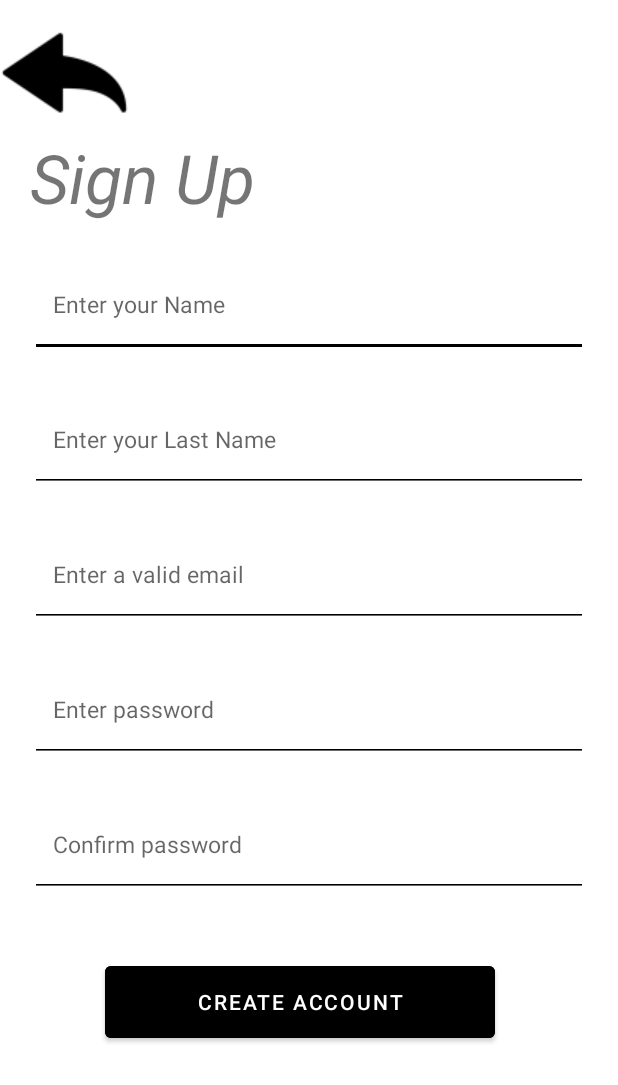
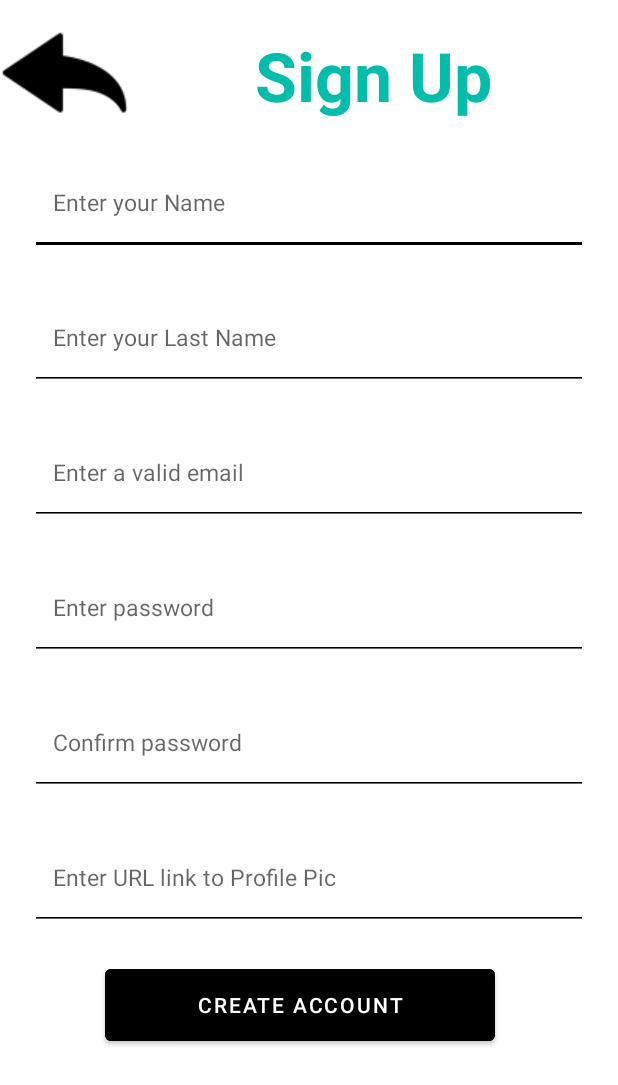
Before and after one commit to pcoderch/FinalProjectEvents, an Android app: the SignUpActivity screen opened directly, with no data from a screen before it, on a phone screen of 412 x 824 dp. Shown: the top 1085 px of the screen. Run offline under Robolectric (Android 15) with nearby library versions, the phone set to English and light mode, and no system bars; our stand-ins replace Volley.

Commit message:
profile pic view in sign up

```diff
--- a/app/src/main/res/layout/sign_up.xml
+++ b/app/src/main/res/layout/sign_up.xml
@@ -5,6 +5,11 @@
     android:layout_width="match_parent"
     android:layout_height="match_parent"
     android:orientation="vertical">
+
+    <LinearLayout
+        android:orientation="horizontal"
+        android:layout_width="match_parent"
+        android:layout_height="wrap_content">
 
         <ImageButton
             android:id="@+id/arrowBackSignUp"
@@ -18,11 +23,15 @@
             android:layout_width="match_parent"
             android:layout_height="60dp"
             android:text="@string/SignUp"
-        android:layout_marginTop="10dp"
-        android:layout_marginStart="20dp"
+            android:layout_marginTop="20dp"
+            android:gravity="center"
             android:textSize="45sp"
-        android:textStyle="italic">
+            android:textStyle="bold"
+            android:textColor="@color/teal_flojo"
+            >
         </TextView>
+    </LinearLayout>
+
 
     <EditText
         android:id="@+id/et_firstName"
@@ -99,11 +108,26 @@
         android:inputType="textPassword">
     </EditText>
 
+    <EditText
+        android:id="@+id/e_profilepic"
+        android:layout_width="match_parent"
+        android:layout_height="70dp"
+        android:layout_marginTop="20dp"
+        android:layout_marginEnd="20dp"
+        android:layout_marginStart="20dp"
+        android:hint="@string/e_profilepic"
+        android:padding="15dp"
+        android:textSize="15sp"
+        android:autofillHints=""
+        android:backgroundTint="@color/black"
+        android:inputType="textPassword">
+    </EditText>
+
     <Button
         android:id="@+id/createAccount"
         android:layout_width="260dp"
         android:layout_height="60dp"
-        android:layout_marginTop="40dp"
+        android:layout_marginTop="20dp"
         android:layout_marginStart="70dp"
         android:backgroundTint="@color/black"
         android:text="@string/create_account">
--- a/app/src/main/res/values/strings.xml
+++ b/app/src/main/res/values/strings.xml
@@ -11,6 +11,7 @@
     <string name="e_email">Enter a valid email</string>
     <string name="e_password">Enter password</string>
     <string name="e_confirm_password">Confirm password</string>
+    <string name="e_profilepic">Enter URL link to Profile Pic</string>
     <string name="create_account">CREATE ACCOUNT</string>
     <string name="login">LOG IN</string>
     <string name="next">NEXT</string>
```
Lines whose indentation alone changed are shown as unchanged.
